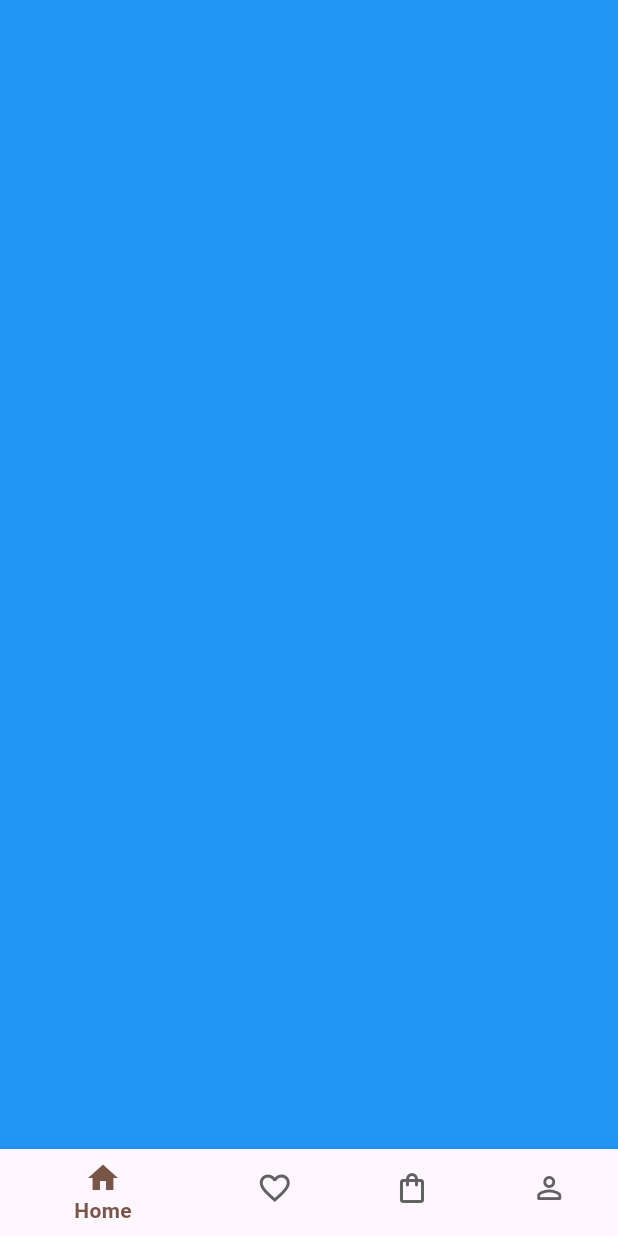
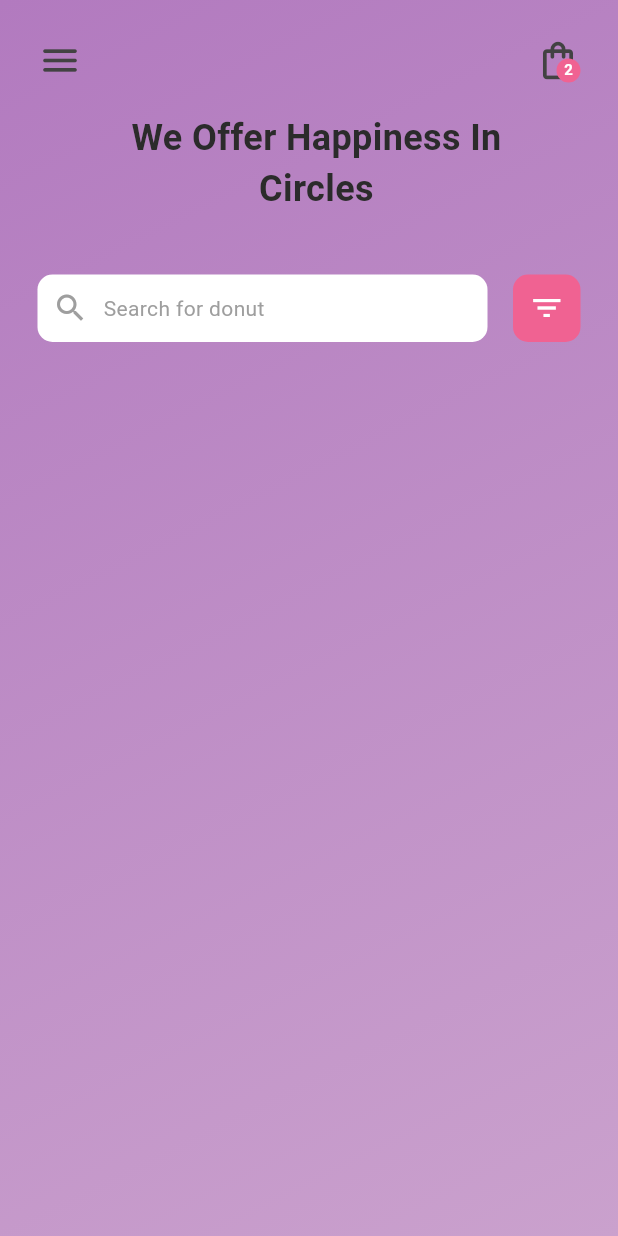
Before and after one commit to michalis-oik/flutter_dribbble_app_2, a Flutter app: the screen it shows after launch, on a phone screen of 412 x 824 dp. Run offline on Flutter 3.47's test engine with Material 3 defaults, Android fonts, the phone set to English and light mode, and no system bars.

Commit message:
update donut app

```diff
--- a/lib/pages/home_page.dart
+++ b/lib/pages/home_page.dart
@@ -11,32 +11,143 @@ class _HomePageState extends State<HomePage> {
   @override
   Widget build(BuildContext context) {
     return Scaffold(
-      backgroundColor: Colors.blue,
-      bottomNavigationBar: BottomNavigationBar(
-        backgroundColor: Colors.grey[100],
-        selectedItemColor: Colors.brown[500], // affects both icon & label when selected
-        unselectedItemColor: Colors.grey[700], // affects both when unselected
-        //selectedLabelStyle: const TextStyle(color: Colors.green),    // override label color when selected
-        //unselectedLabelStyle: const TextStyle(color: Colors.red),    // override label color when unselected
-        selectedLabelStyle: TextStyle(fontWeight: FontWeight.bold),    // override label color when selected
-        items: const <BottomNavigationBarItem>[
-          BottomNavigationBarItem(
-            icon: Icon(Icons.home),
-            label: 'Home',
+      body: Container(
+        width: double.infinity,
+        height: double.infinity,
+        decoration: BoxDecoration(
+          gradient: LinearGradient(
+            colors: [Color.fromARGB(255, 178, 122, 191), Color.fromARGB(255, 202, 161, 205)],
+            begin: Alignment.topLeft,
+            end: Alignment.bottomRight,
           ),
-          BottomNavigationBarItem(
-            icon: Icon(Icons.favorite_border),
-            label: 'Favorite',
+        ),
+        child: SafeArea(
+          child: Column(
+            children: [
+              Padding(
+                padding: EdgeInsets.symmetric(horizontal: 25, vertical: 25),
+                child: Column(
+                  children: [
+                    // Top row
+                    Row(
+                      children: [
+                        Icon(
+                          Icons.menu_rounded,
+                          color: Colors.grey[800],
+                          size: 30,
+                        ),
+                        const Spacer(),
+                        // Shopping bag with badge
+                        Stack(
+                          children: [
+                            Icon(
+                              Icons.shopping_bag_outlined,
+                              color: Colors.grey[800],
+                              size: 30,
+                            ),
+                            Positioned(
+                              right: 0,
+                              bottom: 0,
+                              child: Container(
+                                //padding: EdgeInsets.all(2),
+                                decoration: BoxDecoration(
+                                  color: Colors.pink[300],
+                                  shape: BoxShape.circle,
+                                ),
+                                constraints: BoxConstraints(
+                                  minWidth: 16,
+                                  minHeight: 16,
+                                ),
+                                child: Text(
+                                  '2',
+                                  style: TextStyle(
+                                    color: Colors.white,
+                                    fontSize: 10,
+                                    fontWeight: FontWeight.bold,
+                                  ),
+                                  textAlign: TextAlign.center,
+                                ),
+                              ),
+                            ),
+                          ],
+                        ),
+                      ],
+                    ),
+
+                    const SizedBox(height: 20),
+
+                    // Introduction Row
+                    Row(
+                      mainAxisAlignment: MainAxisAlignment.center,
+                      children: [
+                        const SizedBox(width: 10),
+                        SizedBox(
+                          width: 250,
+                          child: Text(
+                            "We Offer Happiness In Circles",
+                            softWrap: true,
+                            textAlign: TextAlign.center,
+                            style: TextStyle(
+                              fontSize: 24,
+                              fontWeight: FontWeight.bold,
+                              color: const Color.fromARGB(255, 43, 43, 43),
+                            ),
+                          ),
+                        ),
+                      ],
+                    ),
+
+                    const SizedBox(height: 40),
+
+                    // Search Bar row
+                    Row(
+                      children: [
+                        //Spacer(),
+                        Container(
+                          width: 300,
+                          height: 45,
+                          decoration: BoxDecoration(
+                            color: Colors.white,
+                            borderRadius: BorderRadius.circular(10),
+                          ),
+                          child: Row(
+                            children: [
+                              SizedBox(width: 10),
+                              Icon(
+                                Icons.search,
+                                color: Colors.grey,
+                              ),
+                              SizedBox(width: 10),
+                              Text(
+                                "Search for donut",
+                                style: TextStyle(
+                                  color: Colors.grey,
+                                ),
+                              ),
+                            ],
+                          ),
+                        ),
+                        Spacer(),
+                        Container(
+                          width: 45,
+                          height: 45,
+                          decoration: BoxDecoration(
+                            color: Colors.pink[300],
+                            borderRadius: BorderRadius.circular(10),
+                          ),
+                          child: Icon(
+                            Icons.filter_list,
+                            color: Colors.white,
+                          ),
+                        ),
+                      ]
+                    ),
+                  ],
+                ),
+              ),
+            ],
           ),
-          BottomNavigationBarItem(
-            icon: Icon(Icons.shopping_bag_outlined),
-            label: 'Shop',
-          ),
-          BottomNavigationBarItem(
-            icon: Icon(Icons.person_outline_rounded),
-            label: 'Profile',
-          ),
-        ],
+        ),
       ),
     );
   }
```
